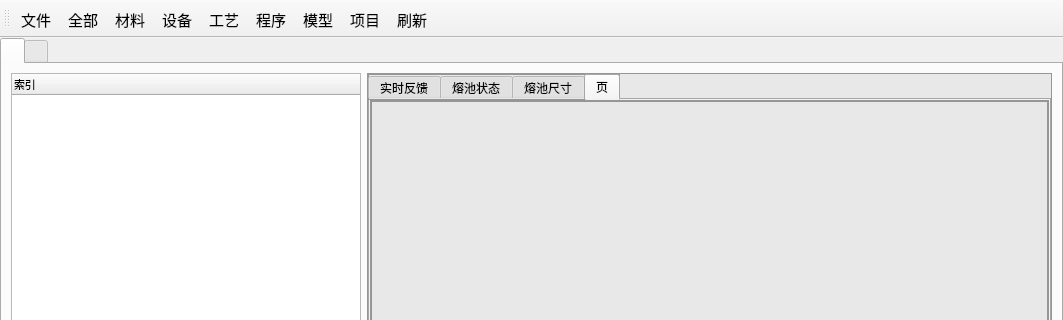
This is new_thu/UI/main_viewer.ui in mihudaner/THU as Qt 5 draws it before an edit; both pictures show x 0 to 1063 and y 0 to 320 of the 1063 by 905 pixel window. The edited form follows.
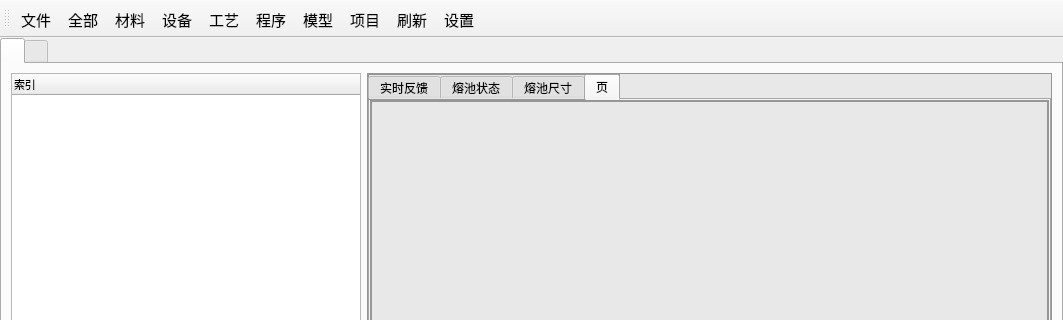
This is the edited form.

Diff of the .ui file:
```diff
--- a/new_thu/UI/main_viewer.ui
+++ b/new_thu/UI/main_viewer.ui
@@ -188,6 +188,7 @@
    <addaction name="mx_open"/>
    <addaction name="xm_open"/>
    <addaction name="action_fresh"/>
+   <addaction name="action_set"/>
   </widget>
   <action name="w_save">
    <property name="text">
@@ -327,6 +328,16 @@
     <string>文件</string>
    </property>
   </action>
+  <action name="action_set">
+   <property name="text">
+    <string>设置</string>
+   </property>
+  </action>
+  <action name="action_apppath">
+   <property name="text">
+    <string>环境变量</string>
+   </property>
+  </action>
  </widget>
  <resources/>
  <connections/>
```
